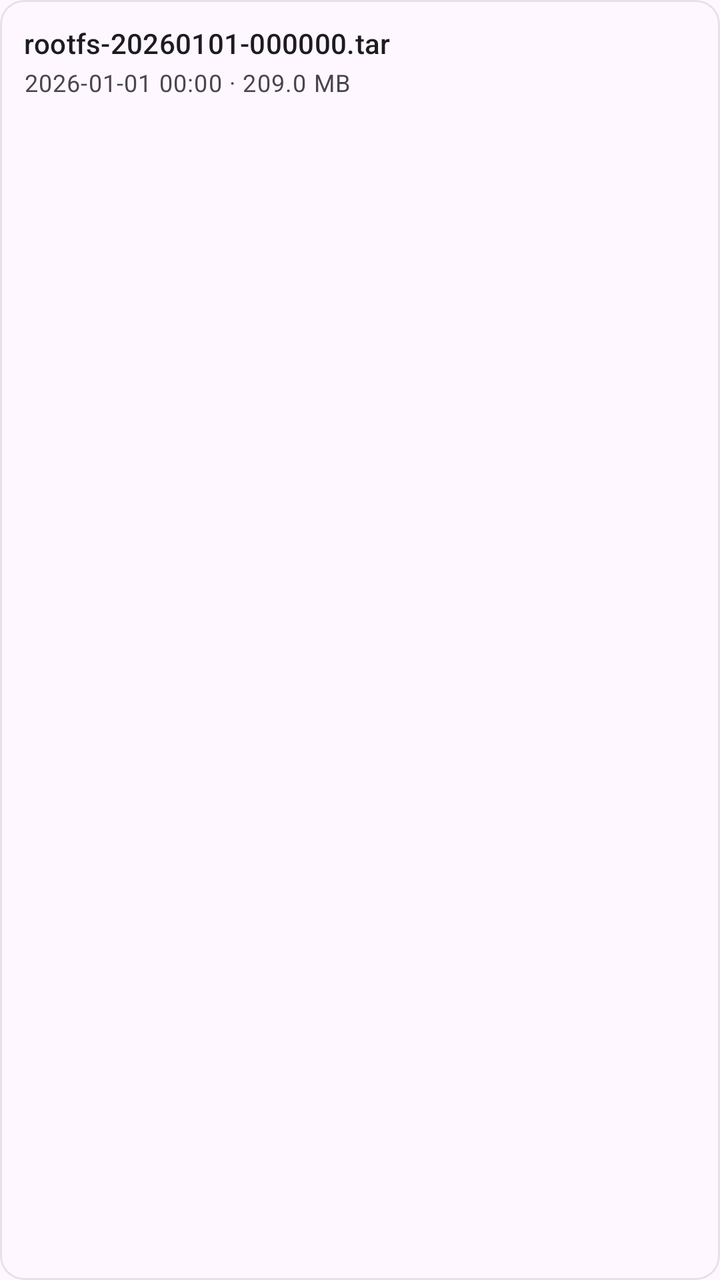
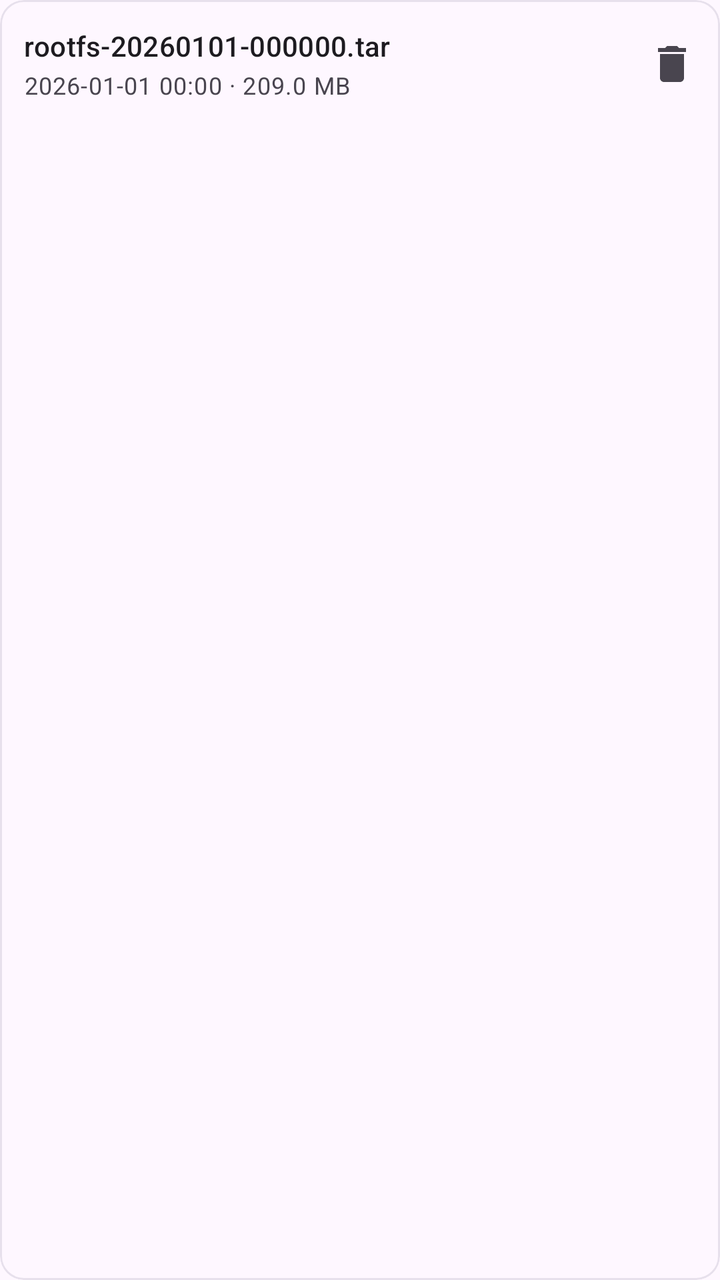

Screens rendered from an Android XML layout before and after an edit, with the pre-edit source and the edit as a unified diff.
<!-- AndroidManifest.xml: application theme Theme.CodeTool.Starting -->
<!-- res/layout/item_backup.xml -->
<?xml version="1.0" encoding="utf-8"?>
<com.google.android.material.card.MaterialCardView xmlns:android="http://schemas.android.com/apk/res/android"
    xmlns:app="http://schemas.android.com/apk/res-auto"
    android:layout_width="match_parent"
    android:layout_height="wrap_content"
    android:layout_marginTop="12dp"
    app:cardCornerRadius="12dp"
    app:cardElevation="0dp"
    app:strokeWidth="1dp"
    app:strokeColor="?attr/colorSurfaceVariant">

    <LinearLayout
        android:layout_width="match_parent"
        android:layout_height="wrap_content"
        android:orientation="vertical"
        android:padding="12dp">

        <com.google.android.material.textview.MaterialTextView
            android:id="@+id/backupItemName"
            android:layout_width="match_parent"
            android:layout_height="wrap_content"
            android:maxLines="1"
            android:ellipsize="middle"
            android:textAppearance="?attr/textAppearanceTitleSmall"
            android:textColor="?attr/colorOnSurface"
            android:text="rootfs-20260101-000000.tar" />

        <com.google.android.material.textview.MaterialTextView
            android:id="@+id/backupItemMeta"
            android:layout_width="match_parent"
            android:layout_height="wrap_content"
            android:layout_marginTop="2dp"
            android:maxLines="1"
            android:ellipsize="end"
            android:textAppearance="?attr/textAppearanceBodySmall"
            android:textColor="?attr/colorOnSurfaceVariant"
            android:text="2026-01-01 00:00 · 209.0 MB" />
    </LinearLayout>
</com.google.android.material.card.MaterialCardView>
<!-- resources referenced by this layout -->
<resources>
  <style name="Theme.CodeTool.Starting" parent="Theme.Material3.DayNight.NoActionBar">
          <item name="android:windowBackground">?android:colorBackground</item>
          <item name="android:statusBarColor" tools:targetApi="l">?android:colorBackground</item>
      </style>
</resources>

<!-- the commit's change to res/layout/item_backup.xml (unified diff, before → after) -->
@@ -12,28 +12,50 @@
     <LinearLayout
         android:layout_width="match_parent"
         android:layout_height="wrap_content"
-        android:orientation="vertical"
-        android:padding="12dp">
+        android:orientation="horizontal"
+        android:gravity="center_vertical"
+        android:paddingStart="12dp"
+        android:paddingEnd="4dp"
+        android:paddingVertical="12dp">
 
-        <com.google.android.material.textview.MaterialTextView
-            android:id="@+id/backupItemName"
-            android:layout_width="match_parent"
+        <LinearLayout
+            android:layout_width="0dp"
             android:layout_height="wrap_content"
-            android:maxLines="1"
-            android:ellipsize="middle"
-            android:textAppearance="?attr/textAppearanceTitleSmall"
-            android:textColor="?attr/colorOnSurface"
-            android:text="rootfs-20260101-000000.tar" />
+            android:layout_weight="1"
+            android:orientation="vertical">
 
-        <com.google.android.material.textview.MaterialTextView
-            android:id="@+id/backupItemMeta"
-            android:layout_width="match_parent"
-            android:layout_height="wrap_content"
-            android:layout_marginTop="2dp"
-            android:maxLines="1"
-            android:ellipsize="end"
-            android:textAppearance="?attr/textAppearanceBodySmall"
-            android:textColor="?attr/colorOnSurfaceVariant"
-            android:text="2026-01-01 00:00 · 209.0 MB" />
+            <com.google.android.material.textview.MaterialTextView
+                android:id="@+id/backupItemName"
+                android:layout_width="match_parent"
+                android:layout_height="wrap_content"
+                android:maxLines="1"
+                android:ellipsize="middle"
+                android:textAppearance="?attr/textAppearanceTitleSmall"
+                android:textColor="?attr/colorOnSurface"
+                android:text="rootfs-20260101-000000.tar" />
+
+            <com.google.android.material.textview.MaterialTextView
+                android:id="@+id/backupItemMeta"
+                android:layout_width="match_parent"
+                android:layout_height="wrap_content"
+                android:layout_marginTop="2dp"
+                android:maxLines="1"
+                android:ellipsize="end"
+                android:textAppearance="?attr/textAppearanceBodySmall"
+                android:textColor="?attr/colorOnSurfaceVariant"
+                android:text="2026-01-01 00:00 · 209.0 MB" />
+        </LinearLayout>
+
+        <ImageButton
+            android:id="@+id/backupItemDelete"
+            android:layout_width="40dp"
+            android:layout_height="40dp"
+            android:layout_marginStart="16dp"
+            android:background="?attr/selectableItemBackgroundBorderless"
+            android:contentDescription="删除备份"
+            android:padding="8dp"
+            android:scaleType="fitCenter"
+            android:src="@drawable/ic_delete"
+            app:tint="?attr/colorOnSurfaceVariant" />
     </LinearLayout>
 </com.google.android.material.card.MaterialCardView>
<!-- resource entries referenced after the edit -->
@@ -1,5 +1,13 @@
 <!-- resources referenced by this layout -->
 <resources>
+  <!-- drawable ic_delete (drawable) -->
+  <vector xmlns:android="http://schemas.android.com/apk/res/android"
+      android:width="24dp" android:height="24dp"
+      android:viewportWidth="24" android:viewportHeight="24"
+      android:tint="?attr/colorControlNormal">
+      <path android:fillColor="@android:color/white"
+          android:pathData="M6,19c0,1.1 0.9,2 2,2h8c1.1,0 2,-0.9 2,-2V7H6v12zM19,4h-3.5l-1,-1h-5l-1,1H5v2h14V4z"/>
+  </vector>
   <style name="Theme.CodeTool.Starting" parent="Theme.Material3.DayNight.NoActionBar">
           <item name="android:windowBackground">?android:colorBackground</item>
           <item name="android:statusBarColor" tools:targetApi="l">?android:colorBackground</item>
